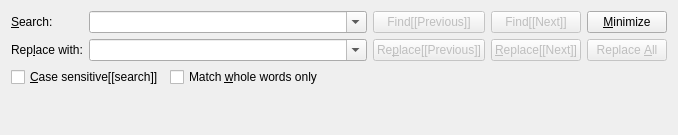
Qt form src/frontends/qt/ui/SearchUi.ui (cburschka/lyx) before a commit.
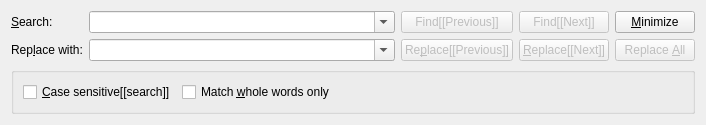
The same form after that commit. Icons and pictures are not drawn.

Commit message: Amend 2baa3a46a6ad.

Patch:
```diff
--- a/src/frontends/qt/ui/SearchUi.ui
+++ b/src/frontends/qt/ui/SearchUi.ui
@@ -6,8 +6,8 @@
    <rect>
     <x>0</x>
     <y>0</y>
-    <width>678</width>
-    <height>135</height>
+    <width>706</width>
+    <height>121</height>
    </rect>
   </property>
   <property name="sizePolicy">
@@ -23,53 +23,6 @@
    <bool>false</bool>
   </property>
   <layout class="QGridLayout" name="gridLayout_2">
-   <item row="1" column="0">
-    <layout class="QHBoxLayout" name="horizontalLayout">
-     <item>
-      <widget class="QCheckBox" name="caseCB">
-       <property name="text">
-        <string>&amp;Case sensitive[[search]]</string>
-       </property>
-      </widget>
-     </item>
-     <item>
-      <widget class="QCheckBox" name="wordsCB">
-       <property name="text">
-        <string>Match &amp;whole words only</string>
-       </property>
-      </widget>
-     </item>
-     <item>
-      <spacer name="horizontalSpacer">
-       <property name="orientation">
-        <enum>Qt::Horizontal</enum>
-       </property>
-       <property name="sizeHint" stdset="0">
-        <size>
-         <width>40</width>
-         <height>20</height>
-        </size>
-       </property>
-      </spacer>
-     </item>
-    </layout>
-   </item>
-   <item row="2" column="0">
-    <spacer name="verticalSpacer">
-     <property name="orientation">
-      <enum>Qt::Vertical</enum>
-     </property>
-     <property name="sizeType">
-      <enum>QSizePolicy::MinimumExpanding</enum>
-     </property>
-     <property name="sizeHint" stdset="0">
-      <size>
-       <width>89</width>
-       <height>0</height>
-      </size>
-     </property>
-    </spacer>
-   </item>
    <item row="0" column="0">
     <layout class="QGridLayout" name="gridLayout">
      <item row="0" column="2">
@@ -241,6 +194,55 @@
      </item>
     </layout>
    </item>
+   <item row="2" column="0">
+    <spacer name="verticalSpacer">
+     <property name="orientation">
+      <enum>Qt::Vertical</enum>
+     </property>
+     <property name="sizeType">
+      <enum>QSizePolicy::MinimumExpanding</enum>
+     </property>
+     <property name="sizeHint" stdset="0">
+      <size>
+       <width>89</width>
+       <height>0</height>
+      </size>
+     </property>
+    </spacer>
+   </item>
+   <item row="1" column="0">
+    <widget class="QGroupBox" name="CBGroupBox">
+     <layout class="QHBoxLayout" name="CBLayout">
+      <item>
+       <widget class="QCheckBox" name="caseCB">
+        <property name="text">
+         <string>&amp;Case sensitive[[search]]</string>
+        </property>
+       </widget>
+      </item>
+      <item>
+       <widget class="QCheckBox" name="wordsCB">
+        <property name="text">
+         <string>Match &amp;whole words only</string>
+        </property>
+       </widget>
+      </item>
+      <item>
+       <spacer name="horizontalSpacer">
+        <property name="orientation">
+         <enum>Qt::Horizontal</enum>
+        </property>
+        <property name="sizeHint" stdset="0">
+         <size>
+          <width>40</width>
+          <height>20</height>
+         </size>
+        </property>
+       </spacer>
+      </item>
+     </layout>
+    </widget>
+   </item>
   </layout>
  </widget>
  <includes>
```
The commit also changes 1 other file.
